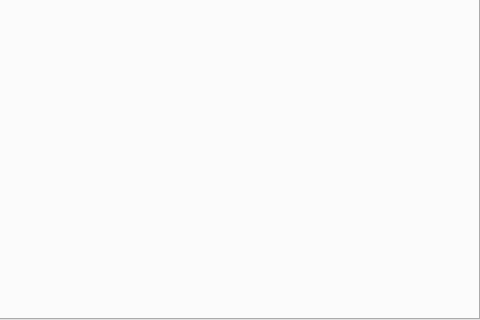
pgmodeler/pgmodeler, file libs/libgui/ui/widgets/sourcecodewidget.ui: the form before one commit; both pictures show x 205 to 685 and y 166 to 486 of the 685 by 486 pixel window.
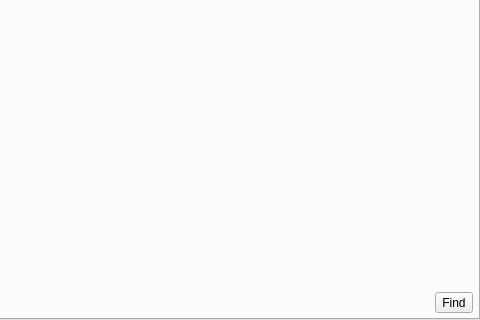
The form after the commit. The open tabs and pages were chosen to show the change. Icons and pictures are not drawn.

Commit message: Added a XML code searching widget in SourceCodeWidget

The edit to the form file:
```diff
--- a/libs/libgui/ui/widgets/sourcecodewidget.ui
+++ b/libs/libgui/ui/widgets/sourcecodewidget.ui
@@ -306,8 +306,73 @@
        <property name="spacing">
         <number>5</number>
        </property>
-       <item row="0" column="0">
-        <widget class="QWidget" name="xmlcode_wgt" native="true"/>
+       <item row="0" column="0" colspan="2">
+        <widget class="QWidget" name="xmlcode_wgt" native="true">
+         <property name="sizePolicy">
+          <sizepolicy hsizetype="Preferred" vsizetype="Expanding">
+           <horstretch>0</horstretch>
+           <verstretch>0</verstretch>
+          </sizepolicy>
+         </property>
+        </widget>
+       </item>
+       <item row="1" column="0" colspan="2">
+        <widget class="QWidget" name="find_xml_wgt_parent" native="true">
+         <property name="minimumSize">
+          <size>
+           <width>0</width>
+           <height>0</height>
+          </size>
+         </property>
+        </widget>
+       </item>
+       <item row="2" column="0">
+        <spacer name="horizontalSpacer_2">
+         <property name="orientation">
+          <enum>Qt::Horizontal</enum>
+         </property>
+         <property name="sizeHint" stdset="0">
+          <size>
+           <width>40</width>
+           <height>20</height>
+          </size>
+         </property>
+        </spacer>
+       </item>
+       <item row="2" column="1">
+        <widget class="QToolButton" name="find_xml_tb">
+         <property name="sizePolicy">
+          <sizepolicy hsizetype="Preferred" vsizetype="Preferred">
+           <horstretch>0</horstretch>
+           <verstretch>0</verstretch>
+          </sizepolicy>
+         </property>
+         <property name="toolTip">
+          <string>Perform text search on the SQL code.</string>
+         </property>
+         <property name="text">
+          <string>Find</string>
+         </property>
+         <property name="icon">
+          <iconset resource="../../res/resources.qrc">
+           <normaloff>:/icons/icons/findtext.png</normaloff>:/icons/icons/findtext.png</iconset>
+         </property>
+         <property name="iconSize">
+          <size>
+           <width>25</width>
+           <height>25</height>
+          </size>
+         </property>
+         <property name="shortcut">
+          <string>Ctrl+F</string>
+         </property>
+         <property name="checkable">
+          <bool>true</bool>
+         </property>
+         <property name="toolButtonStyle">
+          <enum>Qt::ToolButtonTextBesideIcon</enum>
+         </property>
+        </widget>
        </item>
       </layout>
      </widget>
```
Left out of the diff: 4 changed lines with no effect on the pictures. The commit also changes 3 other files.
